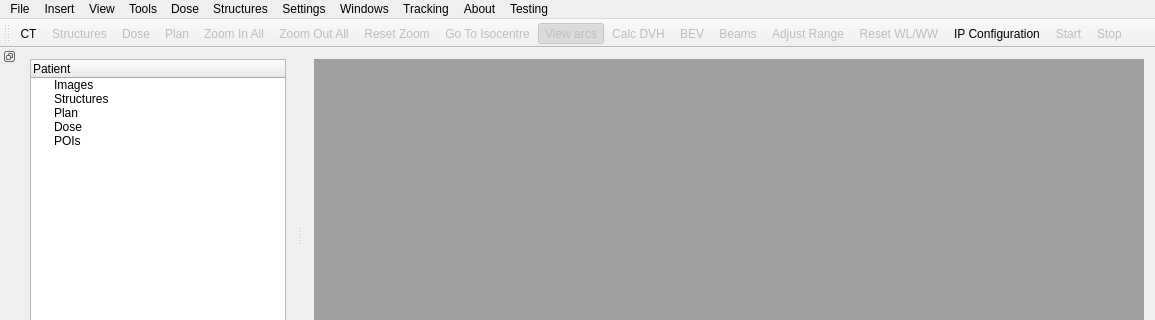
Above: mainwindow.ui from Jothy/KIMView before the change; both pictures show x 0 to 1155 and y 0 to 320 of the 1155 by 663 pixel window. Below: the same form after it.
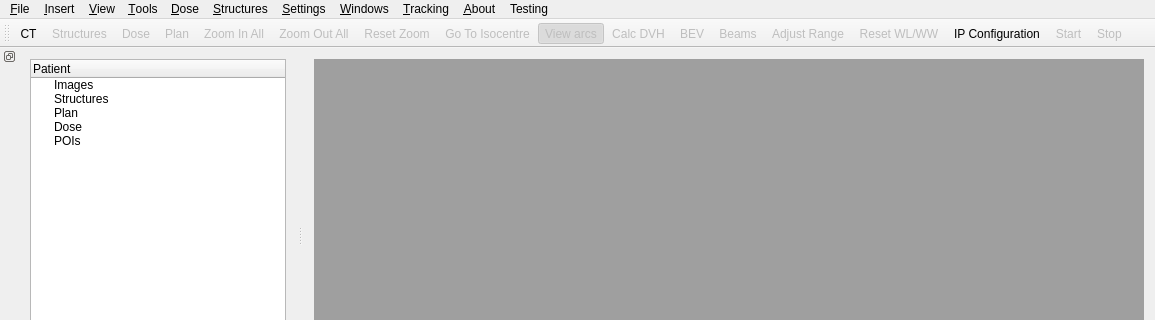
That is the form after the change. Icons and pictures are not drawn.

What changed in the file:
```diff
--- a/mainwindow.ui
+++ b/mainwindow.ui
@@ -51,7 +51,7 @@
    </property>
    <widget class="QMenu" name="menuFile">
     <property name="title">
-     <string>File</string>
+     <string>&amp;File</string>
     </property>
     <widget class="QMenu" name="menuImport">
      <property name="title">
@@ -67,12 +67,12 @@
    </widget>
    <widget class="QMenu" name="menuInsert">
     <property name="title">
-     <string>Insert</string>
+     <string>&amp;Insert</string>
     </property>
    </widget>
    <widget class="QMenu" name="menuView">
     <property name="title">
-     <string>View</string>
+     <string>&amp;View</string>
     </property>
     <addaction name="actionZoom_In_All"/>
     <addaction name="actionZoom_Out_All"/>
@@ -92,14 +92,14 @@
    </widget>
    <widget class="QMenu" name="menuTools">
     <property name="title">
-     <string>Tools</string>
+     <string>&amp;Tools</string>
     </property>
     <addaction name="actionCalc_DVH"/>
     <addaction name="actionWL_WW"/>
    </widget>
    <widget class="QMenu" name="menuDose">
     <property name="title">
-     <string>Dose</string>
+     <string>&amp;Dose</string>
     </property>
     <addaction name="actionAdjust_Range"/>
    </widget>
@@ -117,32 +117,32 @@
    </widget>
    <widget class="QMenu" name="menuStructures">
     <property name="title">
-     <string>Structures</string>
+     <string>&amp;Structures</string>
     </property>
    </widget>
    <widget class="QMenu" name="menuWindows">
     <property name="title">
-     <string>Windows</string>
+     <string>&amp;Windows</string>
     </property>
     <addaction name="actionInformation"/>
     <addaction name="actionPlan_Information"/>
    </widget>
    <widget class="QMenu" name="menuAbout">
     <property name="title">
-     <string>About</string>
+     <string>&amp;About</string>
     </property>
     <addaction name="actionAbout_QT"/>
     <addaction name="actionAbout"/>
    </widget>
    <widget class="QMenu" name="menuSettings">
     <property name="title">
-     <string>Settings</string>
+     <string>&amp;Settings</string>
     </property>
     <addaction name="actionIP_COnfiguration"/>
    </widget>
    <widget class="QMenu" name="menuTracking">
     <property name="title">
-     <string>Tracking</string>
+     <string>&amp;Tracking</string>
     </property>
     <addaction name="actionStart"/>
     <addaction name="actionStop"/>
```
Left out of the diff: 54 changed lines with no effect on the pictures.
